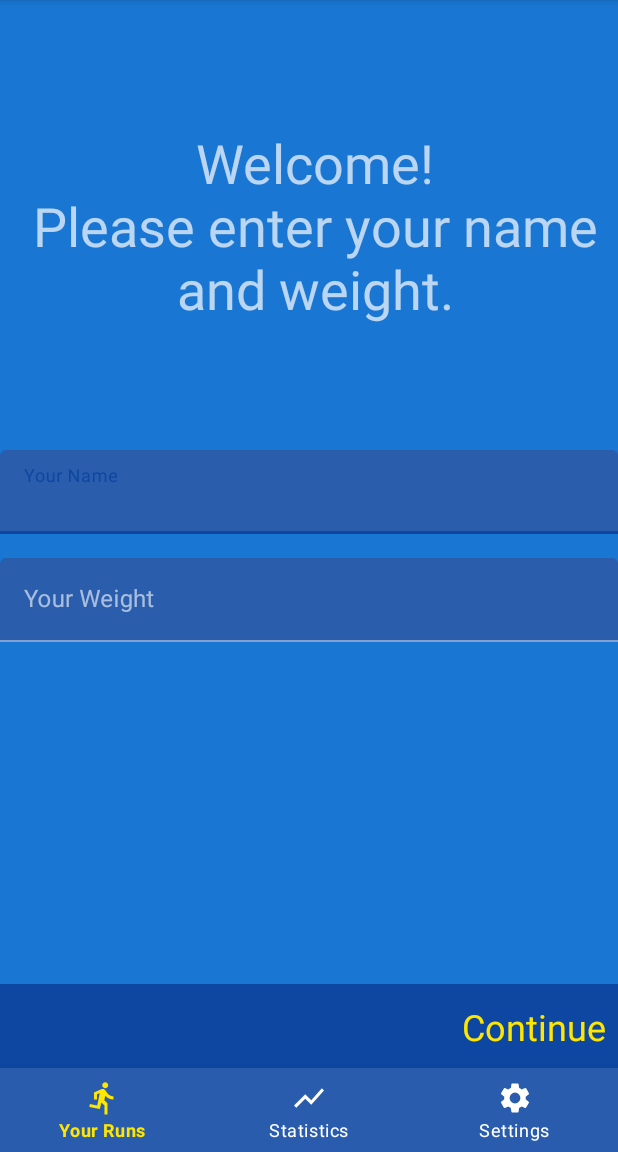
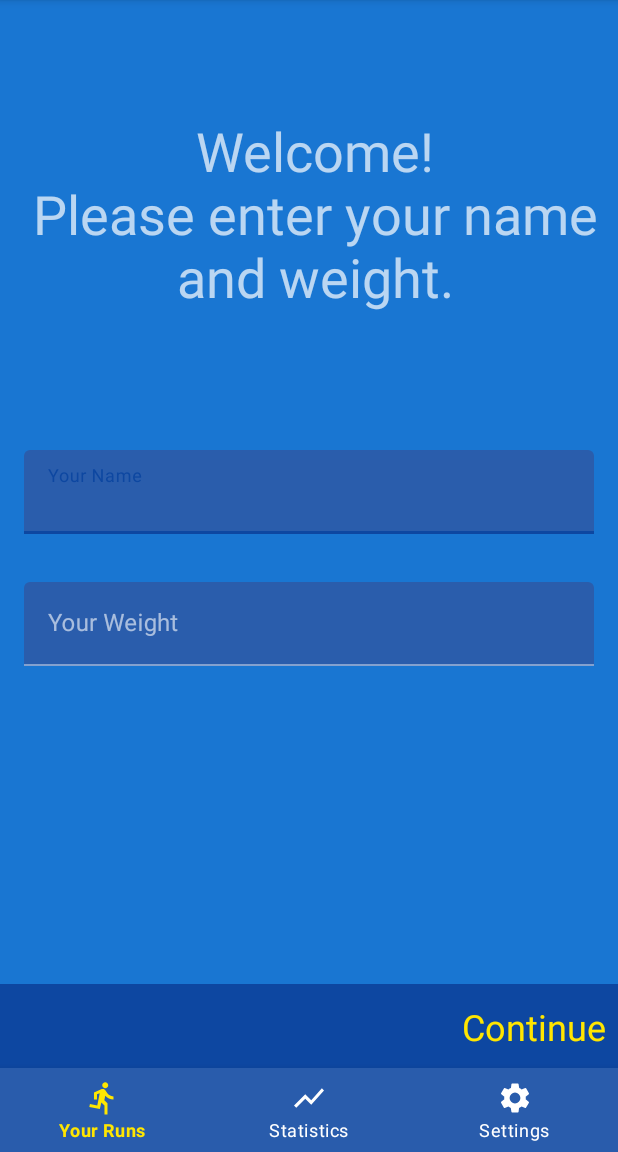
Before and after one commit to TyGBenjamin/Running_App, an Android app: the screen it shows after launch (MainActivity), on a phone screen of 412 x 824 dp, the part 84-1236 px from its top. Run offline under Robolectric (Android 15) with nearby library versions, the phone set to English and light mode, and no system bars; our stand-ins replace Dagger/Hilt's generated code, Room's generated code, Timber, navigation-ui; 2 statements that could not run were skipped.

Commit message:
added margin to inputs

```diff
--- a/app/src/main/res/layout/fragment_setup.xml
+++ b/app/src/main/res/layout/fragment_setup.xml
@@ -31,6 +31,7 @@
             android:id="@+id/etName"
             android:layout_width="match_parent"
             android:layout_height="wrap_content"
+            android:layout_margin="16dp"
             android:ems="10"
             android:hint="Your Name"
             android:inputType="textPersonName" />
@@ -41,7 +42,6 @@
         android:id="@+id/tilWeight"
         android:layout_width="match_parent"
         android:layout_height="wrap_content"
-        android:layout_marginTop="16dp"
         app:layout_constraintStart_toStartOf="@+id/tilName"
         app:layout_constraintTop_toBottomOf="@+id/tilName">
 
@@ -49,6 +49,7 @@
             android:id="@+id/etWeight"
             android:layout_width="match_parent"
             android:layout_height="wrap_content"
+            android:layout_margin="16dp"
             android:hint="Your Weight"
             android:ems="10"
             android:inputType="numberDecimal" />
@@ -59,7 +60,6 @@
         android:id="@+id/tvWeight"
         android:layout_width="wrap_content"
         android:layout_height="wrap_content"
-        android:layout_marginStart="8dp"
         android:text="kg"
         android:textSize="24sp"
         app:layout_constraintBottom_toBottomOf="@+id/tilWeight"
```
